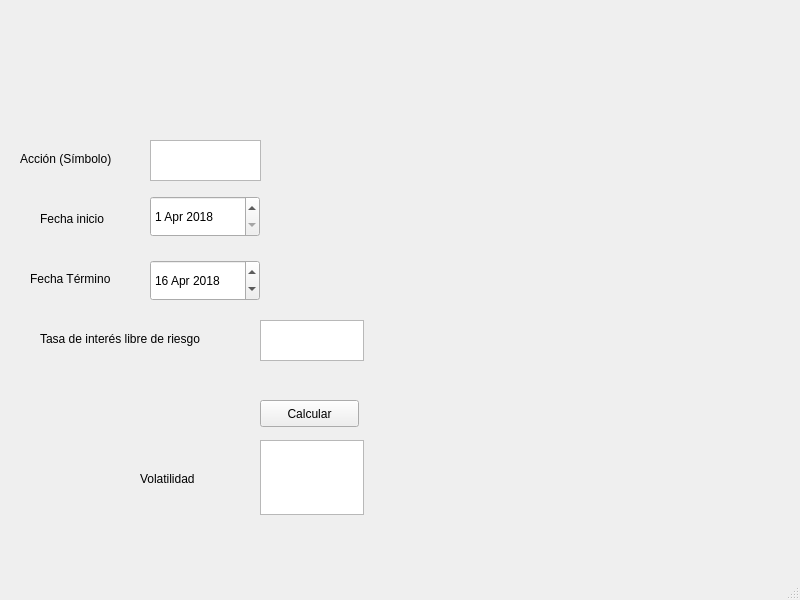
The window that SIMPLE_GUI.ui (icomann/QuantumISW) describes before a commit, drawn with Qt 5.
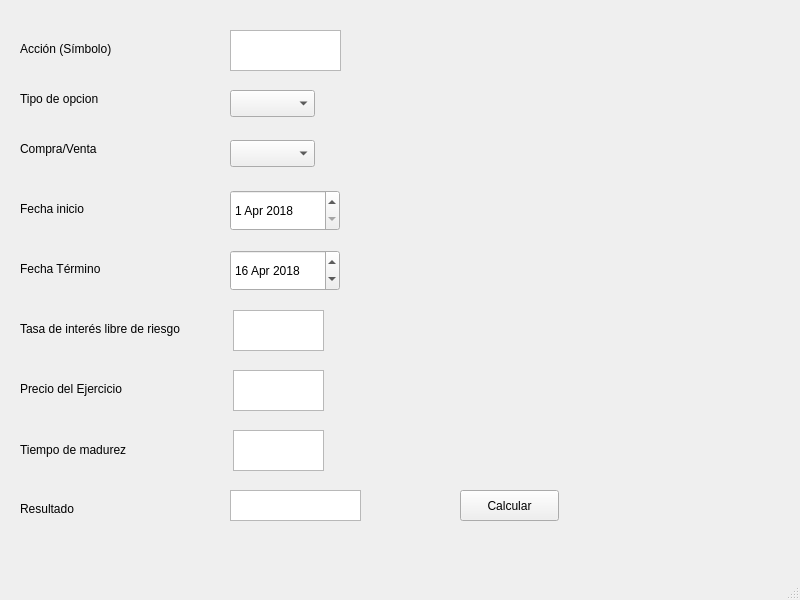
The same window after the commit.

Commit message: Call y Put tira 0.000, interfaz modificada

Diff of the .ui file:
```diff
--- a/SIMPLE_GUI.ui
+++ b/SIMPLE_GUI.ui
@@ -17,8 +17,8 @@
    <widget class="QTextEdit" name="stock_name">
     <property name="geometry">
      <rect>
-      <x>150</x>
-      <y>140</y>
+      <x>230</x>
+      <y>30</y>
       <width>111</width>
       <height>41</height>
      </rect>
@@ -28,7 +28,7 @@
     <property name="geometry">
      <rect>
       <x>20</x>
-      <y>150</y>
+      <y>40</y>
       <width>131</width>
       <height>17</height>
      </rect>
@@ -40,8 +40,8 @@
    <widget class="QDateEdit" name="start_date">
     <property name="geometry">
      <rect>
-      <x>150</x>
-      <y>196</y>
+      <x>230</x>
+      <y>190</y>
       <width>110</width>
       <height>41</height>
      </rect>
@@ -57,8 +57,8 @@
    <widget class="QLabel" name="label_2">
     <property name="geometry">
      <rect>
-      <x>40</x>
-      <y>210</y>
+      <x>20</x>
+      <y>200</y>
       <width>91</width>
       <height>17</height>
      </rect>
@@ -70,8 +70,8 @@
    <widget class="QLabel" name="label_3">
     <property name="geometry">
      <rect>
-      <x>30</x>
-      <y>270</y>
+      <x>20</x>
+      <y>260</y>
       <width>101</width>
       <height>17</height>
      </rect>
@@ -83,8 +83,8 @@
    <widget class="QDateEdit" name="finish_date">
     <property name="geometry">
      <rect>
-      <x>150</x>
-      <y>260</y>
+      <x>230</x>
+      <y>250</y>
       <width>110</width>
       <height>41</height>
      </rect>
@@ -100,9 +100,9 @@
    <widget class="QTextEdit" name="r_value">
     <property name="geometry">
      <rect>
-      <x>260</x>
-      <y>320</y>
-      <width>104</width>
+      <x>233</x>
+      <y>310</y>
+      <width>91</width>
       <height>41</height>
      </rect>
     </property>
@@ -110,8 +110,8 @@
    <widget class="QLabel" name="label_4">
     <property name="geometry">
      <rect>
-      <x>40</x>
-      <y>330</y>
+      <x>20</x>
+      <y>320</y>
       <width>211</width>
       <height>17</height>
      </rect>
@@ -123,10 +123,10 @@
    <widget class="QPushButton" name="calculate_option">
     <property name="geometry">
      <rect>
-      <x>260</x>
-      <y>400</y>
+      <x>460</x>
+      <y>490</y>
       <width>99</width>
-      <height>27</height>
+      <height>31</height>
      </rect>
     </property>
     <property name="text">
@@ -136,24 +136,116 @@
    <widget class="QTextEdit" name="result">
     <property name="geometry">
      <rect>
-      <x>260</x>
-      <y>440</y>
-      <width>104</width>
-      <height>75</height>
+      <x>230</x>
+      <y>490</y>
+      <width>131</width>
+      <height>31</height>
      </rect>
     </property>
    </widget>
    <widget class="QLabel" name="label_5">
     <property name="geometry">
      <rect>
-      <x>140</x>
-      <y>470</y>
+      <x>20</x>
+      <y>500</y>
       <width>91</width>
       <height>17</height>
      </rect>
     </property>
     <property name="text">
-     <string>Volatilidad</string>
+     <string>Resultado</string>
+    </property>
+   </widget>
+   <widget class="QLabel" name="label_6">
+    <property name="geometry">
+     <rect>
+      <x>20</x>
+      <y>440</y>
+      <width>151</width>
+      <height>20</height>
+     </rect>
+    </property>
+    <property name="text">
+     <string>Tiempo de madurez</string>
+    </property>
+   </widget>
+   <widget class="QTextEdit" name="Time_mature_name">
+    <property name="geometry">
+     <rect>
+      <x>233</x>
+      <y>430</y>
+      <width>91</width>
+      <height>41</height>
+     </rect>
+    </property>
+   </widget>
+   <widget class="QPlainTextEdit" name="k_value">
+    <property name="geometry">
+     <rect>
+      <x>233</x>
+      <y>370</y>
+      <width>91</width>
+      <height>41</height>
+     </rect>
+    </property>
+   </widget>
+   <widget class="QLabel" name="label_7">
+    <property name="geometry">
+     <rect>
+      <x>20</x>
+      <y>380</y>
+      <width>131</width>
+      <height>17</height>
+     </rect>
+    </property>
+    <property name="text">
+     <string>Precio del Ejercicio</string>
+    </property>
+   </widget>
+   <widget class="QComboBox" name="business_type_combo">
+    <property name="geometry">
+     <rect>
+      <x>230</x>
+      <y>140</y>
+      <width>85</width>
+      <height>27</height>
+     </rect>
+    </property>
+   </widget>
+   <widget class="QLabel" name="label_8">
+    <property name="geometry">
+     <rect>
+      <x>20</x>
+      <y>140</y>
+      <width>101</width>
+      <height>17</height>
+     </rect>
+    </property>
+    <property name="text">
+     <string>Compra/Venta</string>
+    </property>
+   </widget>
+   <widget class="QComboBox" name="Option_type">
+    <property name="geometry">
+     <rect>
+      <x>230</x>
+      <y>90</y>
+      <width>85</width>
+      <height>27</height>
+     </rect>
+    </property>
+   </widget>
+   <widget class="QLabel" name="label_9">
+    <property name="geometry">
+     <rect>
+      <x>20</x>
+      <y>90</y>
+      <width>101</width>
+      <height>17</height>
+     </rect>
+    </property>
+    <property name="text">
+     <string>Tipo de opcion</string>
     </property>
    </widget>
   </widget>
```
The commit also changes 3 other files.
